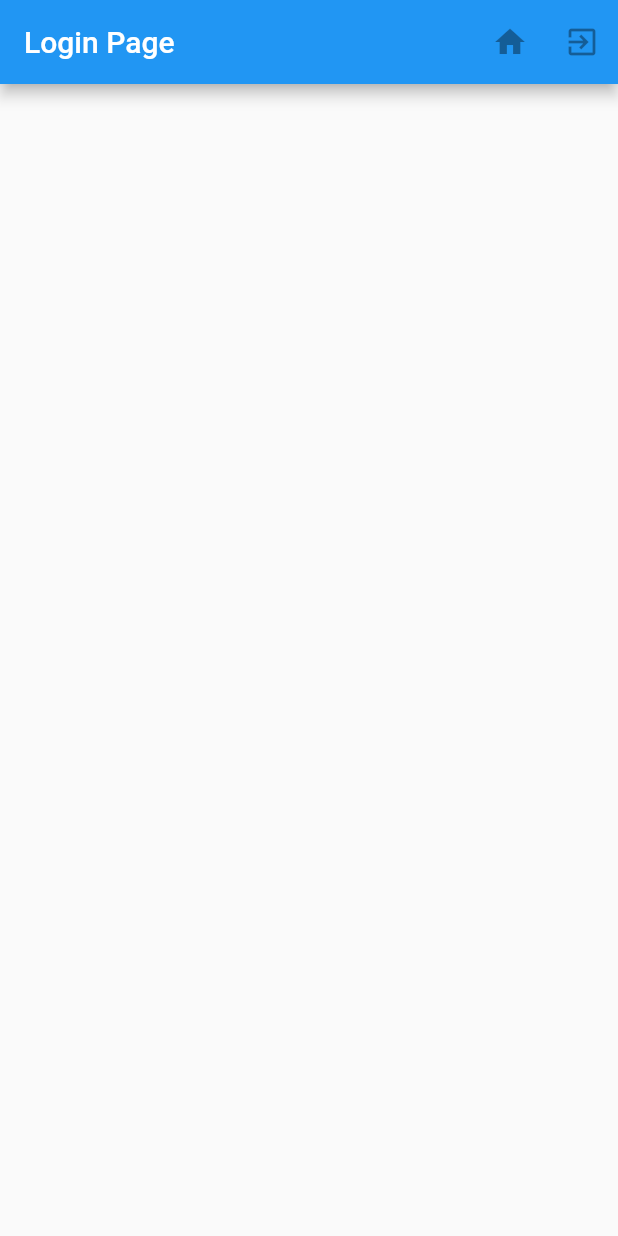
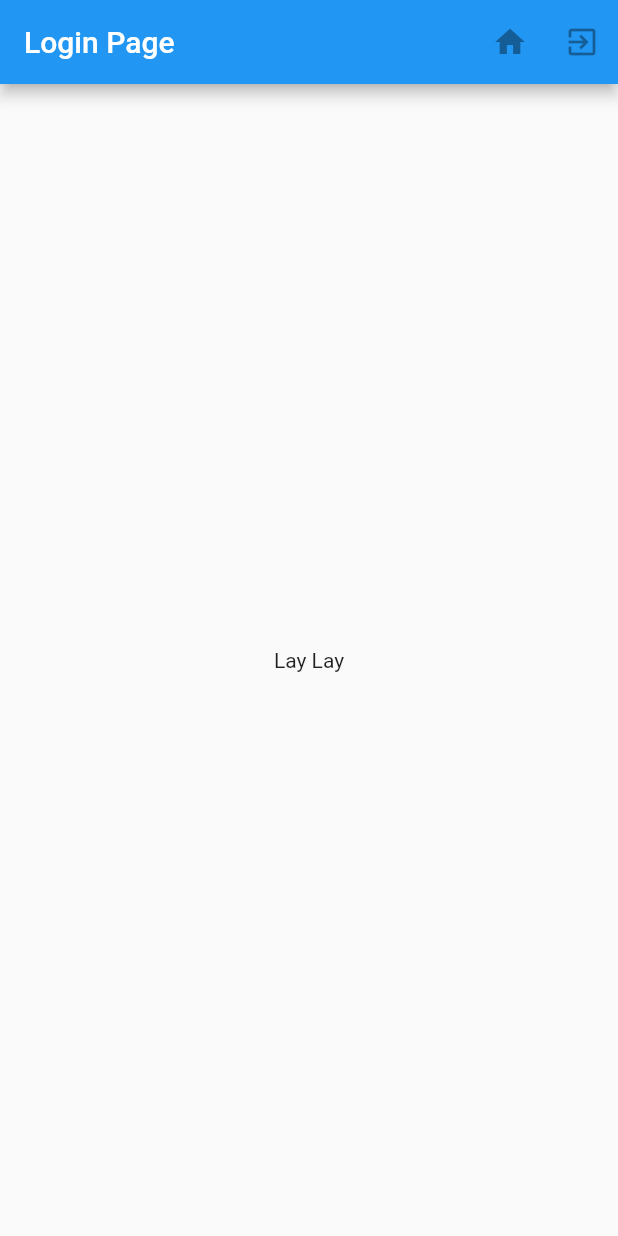
Before and after one commit to MostefaMourad/flutter_basic_projects, a Flutter app: the screen it shows after launch, on a phone screen of 412 x 824 dp. Run offline on Flutter 3.47's test engine with Material 2 defaults, Android fonts, the phone set to English and light mode, and no system bars.

Commit message:
test
basic text test

```diff
--- a/flutter_basic_projects/lib/main.dart
+++ b/flutter_basic_projects/lib/main.dart
@@ -1,4 +1,5 @@
 import 'package:flutter/material.dart';
+import 'package:flutter_basic_projects/settings.dart';
 
 void main() => runApp(MyApp());
 
@@ -22,6 +23,7 @@ class _MyAppState extends State<MyApp>{
             new IconButton(icon: new Icon(Icons.exit_to_app),onPressed: null,)
           ],
         ),
+        body: new Settings(),
       ),
     );
   }
--- a/flutter_basic_projects/lib/settings.dart
+++ b/flutter_basic_projects/lib/settings.dart
@@ -1 +1,10 @@
 import 'package:flutter/material.dart';
+
+class Settings extends StatelessWidget{
+@override
+  Widget build(BuildContext context) {
+    return new Center(
+      child: new Text('Lay Lay'),
+    );
+  }
+}
```
